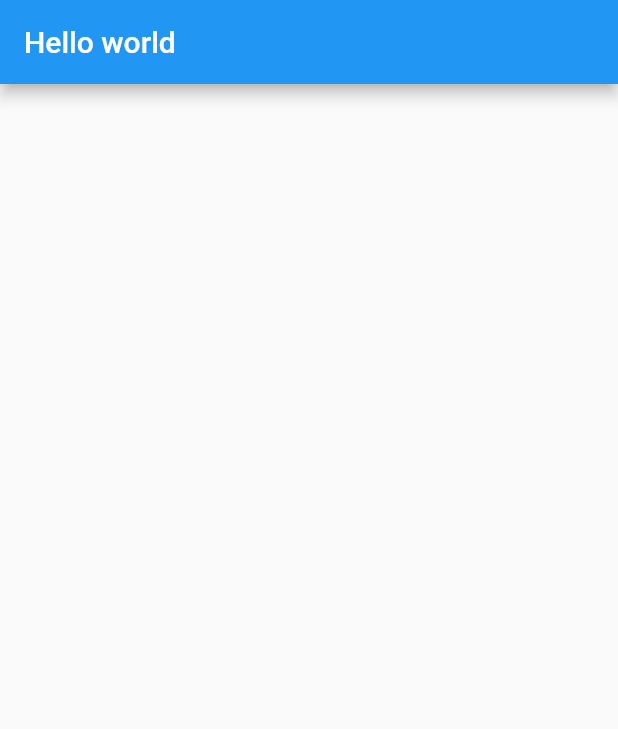
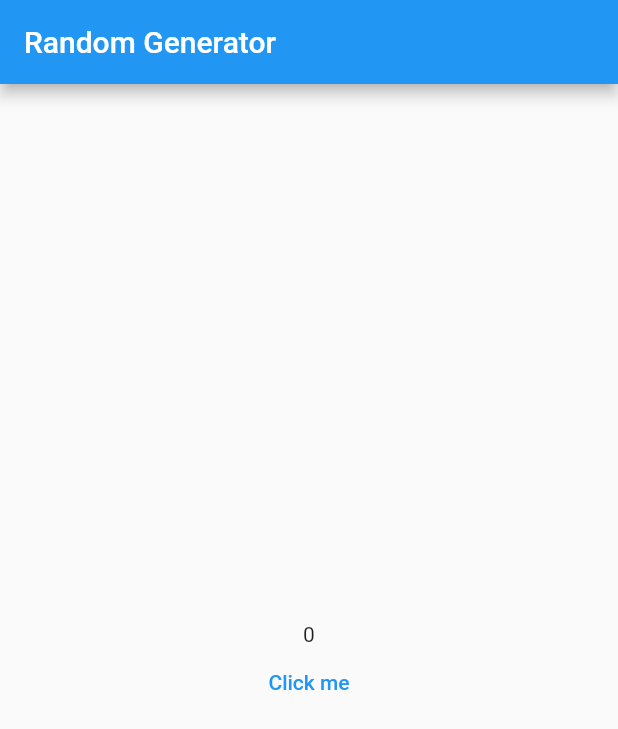
Before and after one commit to alxtrkhv/randomizer-flutter, a Flutter app: the screen it shows after launch, on a phone screen of 412 x 824 dp. Shown: the top 729 px of the screen. Run offline on Flutter 3.47's test engine with Material 2 defaults, Android fonts, the light colour scheme and no system bars.

Commit message:
feat: implement stateful random generator

```diff
--- /dev/null
+++ b/lib/app.dart
@@ -0,0 +1,12 @@
+import 'package:flutter/material.dart';
+
+import 'pages/home_page.dart';
+
+class App extends StatelessWidget {
+  Widget build(BuildContext buildContext) {
+    return MaterialApp(
+      title: 'Random number generator',
+      home: HomePage(),
+    );
+  }
+}
--- a/lib/main.dart
+++ b/lib/main.dart
@@ -1,16 +1,7 @@
 import 'package:flutter/material.dart';
+
+import 'app.dart';
 
 void main() {
   runApp(App());
 }
-
-class App extends StatelessWidget {
-  Widget build(BuildContext buildContext) {
-    return MaterialApp(
-      title: "Random number generator",
-      home: Scaffold(
-        appBar: AppBar(title: Text("Hello world")),
-      ),
-    );
-  }
-}
--- /dev/null
+++ b/lib/pages/home_page.dart
@@ -0,0 +1,17 @@
+import 'package:flutter/material.dart';
+import 'package:random_number_generator/views/random_generator_view.dart';
+
+class HomePage extends StatelessWidget {
+  @override
+  Widget build(BuildContext buildContext) {
+    return Scaffold(
+      appBar: AppBar(title: Text('Random Generator')),
+      body: Center(
+        child: RandomGeneratorView(
+          width: 75,
+          height: 50,
+        ),
+      ),
+    );
+  }
+}
--- /dev/null
+++ b/lib/views/random_generator_view.dart
@@ -0,0 +1,42 @@
+import 'dart:math';
+
+import 'package:flutter/material.dart';
+
+class RandomGeneratorView extends StatefulWidget {
+  final double width;
+  final double height;
+
+  RandomGeneratorView({Key? key, required this.width, required this.height})
+      : super(key: key);
+
+  @override
+  State<StatefulWidget> createState() => _RandomGeneratorViewState();
+}
+
+class _RandomGeneratorViewState extends State<RandomGeneratorView> {
+  int _currentValue = 0;
+  int _maxValue = 256;
+
+  @override
+  Widget build(BuildContext context) {
+    return SizedBox(
+        width: widget.width,
+        height: widget.height,
+        child: Column(
+          mainAxisSize: MainAxisSize.max,
+          children: [
+            Text('$_currentValue'),
+            TextButton(
+              onPressed: _onButtonClicked,
+              child: Text('Click me'),
+            )
+          ],
+        ));
+  }
+
+  void _onButtonClicked() {
+    setState(() {
+      _currentValue = Random().nextInt(_maxValue + 1);
+    });
+  }
+}
```
